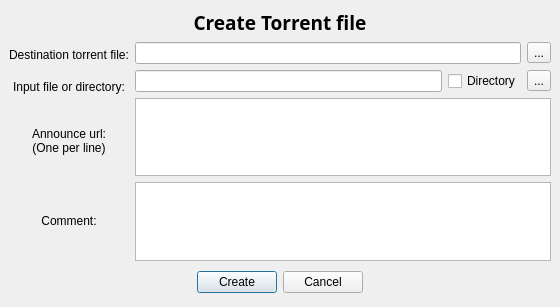
SysAdminDoc/qBittorrent-Vanced, file src/createtorrent.ui: the form before one commit.
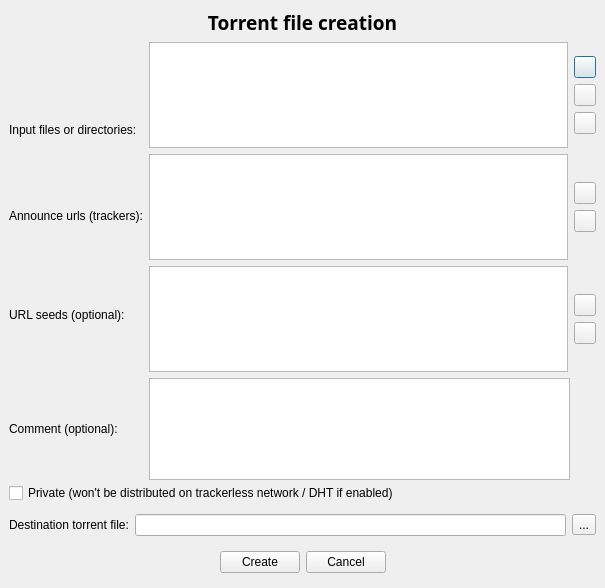
The form after the commit.

Commit message: - Improved a lot the torrent creation module

```diff
--- a/src/createtorrent.ui
+++ b/src/createtorrent.ui
@@ -8,22 +8,22 @@
    <rect>
     <x>0</x>
     <y>0</y>
-    <width>560</width>
-    <height>307</height>
+    <width>605</width>
+    <height>588</height>
    </rect>
   </property>
   <property name="windowTitle" >
    <string>Torrent Creation Tool</string>
   </property>
-  <layout class="QVBoxLayout" >
-   <property name="margin" >
-    <number>9</number>
-   </property>
-   <property name="spacing" >
-    <number>6</number>
-   </property>
-   <item>
     <widget class="QLabel" name="createTorrent_title" >
+   <property name="geometry" >
+    <rect>
+     <x>9</x>
+     <y>9</y>
+     <width>587</width>
+     <height>27</height>
+    </rect>
+   </property>
      <property name="minimumSize" >
       <size>
        <width>0</width>
@@ -48,14 +48,21 @@
       </font>
      </property>
      <property name="text" >
-      <string>Create Torrent file</string>
+    <string>Torrent file creation</string>
      </property>
      <property name="alignment" >
       <set>Qt::AlignCenter</set>
      </property>
     </widget>
-   </item>
-   <item>
+  <widget class="QWidget" name="" >
+   <property name="geometry" >
+    <rect>
+     <x>9</x>
+     <y>42</y>
+     <width>587</width>
+     <height>438</height>
+    </rect>
+   </property>
     <layout class="QHBoxLayout" >
      <property name="margin" >
       <number>0</number>
@@ -71,24 +78,14 @@
        <property name="spacing" >
         <number>6</number>
        </property>
-       <item>
-        <widget class="QLabel" name="lbl_destination" >
-         <property name="maximumSize" >
-          <size>
-           <width>16777215</width>
-           <height>26</height>
-          </size>
-         </property>
-         <property name="text" >
-          <string>&lt;center>Destination torrent file:&lt;/center></string>
-         </property>
-         <property name="buddy" >
-          <cstring>txt_destination</cstring>
-         </property>
-        </widget>
-       </item>
        <item>
         <widget class="QLabel" name="lbl_input" >
+        <property name="minimumSize" >
+         <size>
+          <width>0</width>
+          <height>101</height>
+         </size>
+        </property>
          <property name="maximumSize" >
           <size>
            <width>16777215</width>
@@ -96,15 +93,18 @@
           </size>
          </property>
          <property name="text" >
-          <string>&lt;center>Input file or directory:&lt;/center></string>
-         </property>
-         <property name="buddy" >
-          <cstring>txt_input</cstring>
+         <string>Input files or directories:</string>
          </property>
         </widget>
        </item>
        <item>
         <widget class="QLabel" name="lbl_announce_url" >
+        <property name="minimumSize" >
+         <size>
+          <width>0</width>
+          <height>102</height>
+         </size>
+        </property>
          <property name="maximumSize" >
           <size>
            <width>16777215</width>
@@ -112,17 +112,42 @@
           </size>
          </property>
          <property name="text" >
-          <string>&lt;center>Announce url:&lt;br>(One per line)&lt;/center></string>
+         <string>Announce urls (trackers):</string>
          </property>
          <property name="buddy" >
           <cstring></cstring>
          </property>
         </widget>
        </item>
+      <item>
+       <widget class="QLabel" name="urlSeeds_lbl" >
+        <property name="minimumSize" >
+         <size>
+          <width>0</width>
+          <height>101</height>
+         </size>
+        </property>
+        <property name="text" >
+         <string>URL seeds (optional):</string>
+        </property>
+       </widget>
+      </item>
        <item>
         <widget class="QLabel" name="lbl_comment" >
+        <property name="minimumSize" >
+         <size>
+          <width>0</width>
+          <height>102</height>
+         </size>
+        </property>
+        <property name="maximumSize" >
+         <size>
+          <width>16777215</width>
+          <height>102</height>
+         </size>
+        </property>
          <property name="text" >
-          <string>&lt;center>Comment:&lt;/center></string>
+         <string>Comment (optional):</string>
          </property>
          <property name="buddy" >
           <cstring>txt_comment</cstring>
@@ -148,17 +173,107 @@
           <number>6</number>
          </property>
          <item>
-          <widget class="QLineEdit" name="txt_destination" />
+         <widget class="QListWidget" name="input_list" >
+          <property name="selectionMode" >
+           <enum>QAbstractItemView::MultiSelection</enum>
+          </property>
+         </widget>
          </item>
          <item>
-          <widget class="QToolButton" name="browse_destination" >
+         <layout class="QVBoxLayout" >
+          <property name="margin" >
+           <number>0</number>
+          </property>
+          <property name="spacing" >
+           <number>6</number>
+          </property>
+          <item>
+           <spacer>
+            <property name="orientation" >
+             <enum>Qt::Vertical</enum>
+            </property>
+            <property name="sizeHint" >
+             <size>
+              <width>20</width>
+              <height>16</height>
+             </size>
+            </property>
+           </spacer>
+          </item>
+          <item>
+           <widget class="QPushButton" name="addFolder_button" >
+            <property name="minimumSize" >
+             <size>
+              <width>22</width>
+              <height>22</height>
+             </size>
+            </property>
+            <property name="maximumSize" >
+             <size>
+              <width>22</width>
+              <height>22</height>
+             </size>
+            </property>
            <property name="text" >
-            <string>...</string>
+             <string/>
            </property>
           </widget>
          </item>
-        </layout>
-       </item>
+          <item>
+           <widget class="QPushButton" name="removeFolder_button" >
+            <property name="minimumSize" >
+             <size>
+              <width>22</width>
+              <height>22</height>
+             </size>
+            </property>
+            <property name="maximumSize" >
+             <size>
+              <width>22</width>
+              <height>22</height>
+             </size>
+            </property>
+            <property name="text" >
+             <string/>
+            </property>
+           </widget>
+          </item>
+          <item>
+           <widget class="QPushButton" name="addFile_button" >
+            <property name="minimumSize" >
+             <size>
+              <width>22</width>
+              <height>22</height>
+             </size>
+            </property>
+            <property name="maximumSize" >
+             <size>
+              <width>22</width>
+              <height>22</height>
+             </size>
+            </property>
+            <property name="text" >
+             <string/>
+            </property>
+           </widget>
+          </item>
+          <item>
+           <spacer>
+            <property name="orientation" >
+             <enum>Qt::Vertical</enum>
+            </property>
+            <property name="sizeHint" >
+             <size>
+              <width>20</width>
+              <height>16</height>
+             </size>
+            </property>
+           </spacer>
+          </item>
+         </layout>
+        </item>
+       </layout>
+      </item>
        <item>
         <layout class="QHBoxLayout" >
          <property name="margin" >
@@ -168,29 +283,193 @@
           <number>6</number>
          </property>
          <item>
-          <widget class="QLineEdit" name="txt_input" />
+         <widget class="QListWidget" name="trackers_list" >
+          <property name="selectionMode" >
+           <enum>QAbstractItemView::MultiSelection</enum>
+          </property>
+         </widget>
          </item>
          <item>
-          <widget class="QCheckBox" name="checkDirectory" >
+         <layout class="QVBoxLayout" >
+          <property name="margin" >
+           <number>0</number>
+          </property>
+          <property name="spacing" >
+           <number>6</number>
+          </property>
+          <item>
+           <spacer>
+            <property name="orientation" >
+             <enum>Qt::Vertical</enum>
+            </property>
+            <property name="sizeHint" >
+             <size>
+              <width>20</width>
+              <height>16</height>
+             </size>
+            </property>
+           </spacer>
+          </item>
+          <item>
+           <widget class="QPushButton" name="addTracker_button" >
+            <property name="minimumSize" >
+             <size>
+              <width>22</width>
+              <height>22</height>
+             </size>
+            </property>
+            <property name="maximumSize" >
+             <size>
+              <width>22</width>
+              <height>22</height>
+             </size>
+            </property>
            <property name="text" >
-            <string>Directory</string>
+             <string/>
            </property>
           </widget>
          </item>
          <item>
-          <widget class="QToolButton" name="browse_input" >
+           <widget class="QPushButton" name="removeTracker_button" >
+            <property name="minimumSize" >
+             <size>
+              <width>22</width>
+              <height>22</height>
+             </size>
+            </property>
+            <property name="maximumSize" >
+             <size>
+              <width>22</width>
+              <height>22</height>
+             </size>
+            </property>
            <property name="text" >
-            <string>...</string>
+             <string/>
            </property>
           </widget>
          </item>
-        </layout>
-       </item>
+          <item>
+           <spacer>
+            <property name="orientation" >
+             <enum>Qt::Vertical</enum>
+            </property>
+            <property name="sizeHint" >
+             <size>
+              <width>20</width>
+              <height>16</height>
+             </size>
+            </property>
+           </spacer>
+          </item>
+         </layout>
+        </item>
+       </layout>
+      </item>
        <item>
-        <widget class="QTextEdit" name="txt_announce" />
+       <layout class="QHBoxLayout" >
+        <property name="margin" >
+         <number>0</number>
+        </property>
+        <property name="spacing" >
+         <number>6</number>
+        </property>
+        <item>
+         <widget class="QListWidget" name="URLSeeds_list" >
+          <property name="selectionMode" >
+           <enum>QAbstractItemView::MultiSelection</enum>
+          </property>
+         </widget>
+        </item>
+        <item>
+         <layout class="QVBoxLayout" >
+          <property name="margin" >
+           <number>0</number>
+          </property>
+          <property name="spacing" >
+           <number>6</number>
+          </property>
+          <item>
+           <spacer>
+            <property name="orientation" >
+             <enum>Qt::Vertical</enum>
+            </property>
+            <property name="sizeHint" >
+             <size>
+              <width>20</width>
+              <height>16</height>
+             </size>
+            </property>
+           </spacer>
+          </item>
+          <item>
+           <widget class="QPushButton" name="addURLSeed_button" >
+            <property name="minimumSize" >
+             <size>
+              <width>22</width>
+              <height>22</height>
+             </size>
+            </property>
+            <property name="maximumSize" >
+             <size>
+              <width>22</width>
+              <height>22</height>
+             </size>
+            </property>
+            <property name="text" >
+             <string/>
+            </property>
+           </widget>
+          </item>
+          <item>
+           <widget class="QPushButton" name="removeURLSeed_button" >
+            <property name="minimumSize" >
+             <size>
+              <width>22</width>
+              <height>22</height>
+             </size>
+            </property>
+            <property name="maximumSize" >
+             <size>
+              <width>22</width>
+              <height>22</height>
+             </size>
+            </property>
+            <property name="text" >
+             <string/>
+            </property>
+           </widget>
+          </item>
+          <item>
+           <spacer>
+            <property name="orientation" >
+             <enum>Qt::Vertical</enum>
+            </property>
+            <property name="sizeHint" >
+             <size>
+              <width>20</width>
+              <height>16</height>
+             </size>
+            </property>
+           </spacer>
+          </item>
+         </layout>
+        </item>
+       </layout>
        </item>
        <item>
         <widget class="QTextEdit" name="txt_comment" >
+        <property name="minimumSize" >
+         <size>
+          <width>421</width>
+          <height>102</height>
+         </size>
+        </property>
+        <property name="maximumSize" >
+         <size>
+          <width>421</width>
+          <height>102</height>
+         </size>
+        </property>
          <property name="acceptRichText" >
           <bool>false</bool>
          </property>
@@ -199,8 +478,83 @@
       </layout>
      </item>
     </layout>
+  </widget>
+  <widget class="QCheckBox" name="check_private" >
+   <property name="geometry" >
+    <rect>
+     <x>9</x>
+     <y>482</y>
+     <width>587</width>
+     <height>22</height>
+    </rect>
+   </property>
+   <property name="text" >
+    <string>Private (won't be distributed on trackerless network / DHT if enabled)</string>
+   </property>
+  </widget>
+  <widget class="QWidget" name="" >
+   <property name="geometry" >
+    <rect>
+     <x>9</x>
+     <y>510</y>
+     <width>587</width>
+     <height>30</height>
+    </rect>
+   </property>
+   <layout class="QHBoxLayout" >
+    <property name="margin" >
+     <number>0</number>
+    </property>
+    <property name="spacing" >
+     <number>6</number>
+    </property>
+    <item>
+     <widget class="QLabel" name="lbl_destination" >
+      <property name="maximumSize" >
+       <size>
+        <width>16777215</width>
+        <height>26</height>
+       </size>
+      </property>
+      <property name="text" >
+       <string>Destination torrent file:</string>
+      </property>
+      <property name="buddy" >
+       <cstring>txt_destination</cstring>
+      </property>
+     </widget>
    </item>
    <item>
+     <layout class="QHBoxLayout" >
+      <property name="margin" >
+       <number>0</number>
+      </property>
+      <property name="spacing" >
+       <number>6</number>
+      </property>
+      <item>
+       <widget class="QLineEdit" name="txt_destination" />
+      </item>
+      <item>
+       <widget class="QToolButton" name="browse_destination" >
+        <property name="text" >
+         <string>...</string>
+        </property>
+       </widget>
+      </item>
+     </layout>
+    </item>
+   </layout>
+  </widget>
+  <widget class="QWidget" name="" >
+   <property name="geometry" >
+    <rect>
+     <x>9</x>
+     <y>546</y>
+     <width>587</width>
+     <height>33</height>
+    </rect>
+   </property>
     <layout class="QHBoxLayout" >
      <property name="margin" >
       <number>0</number>
@@ -249,10 +603,8 @@
       </spacer>
      </item>
     </layout>
-   </item>
-  </layout>
- </widget>
- <pixmapfunction></pixmapfunction>
+  </widget>
+ </widget>
  <resources/>
  <connections>
   <connection>
```
Left out of the diff: 3 changed lines with no effect on the pictures. Lines whose indentation alone changed are shown as unchanged. The commit also changes 4 other files.
